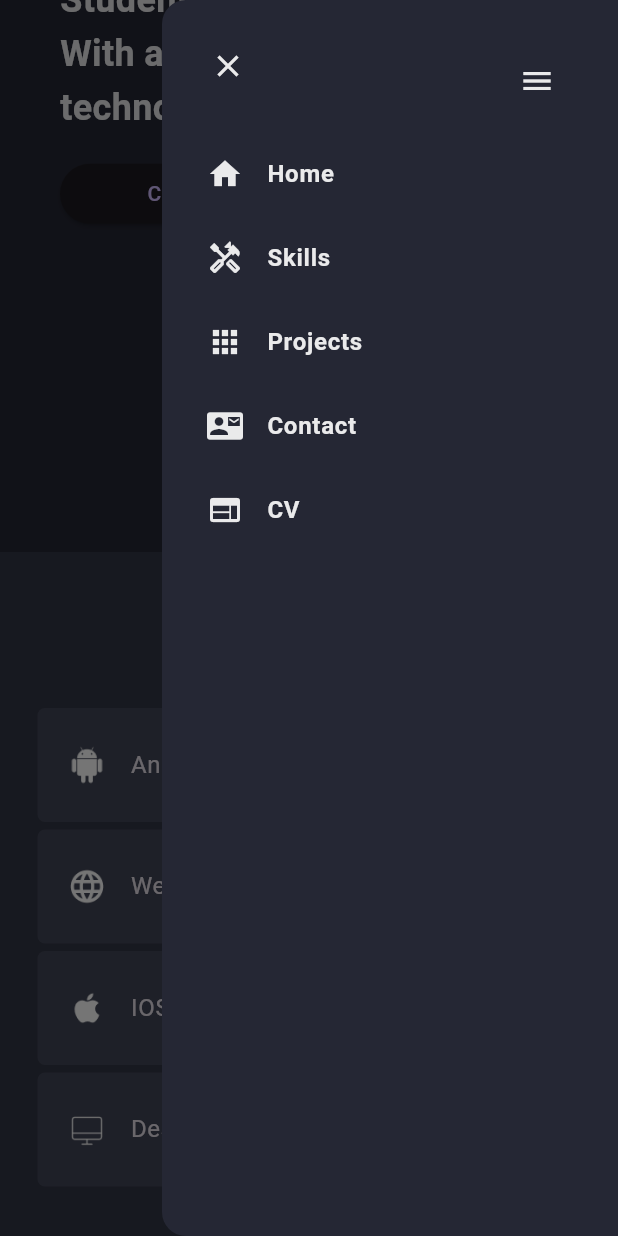
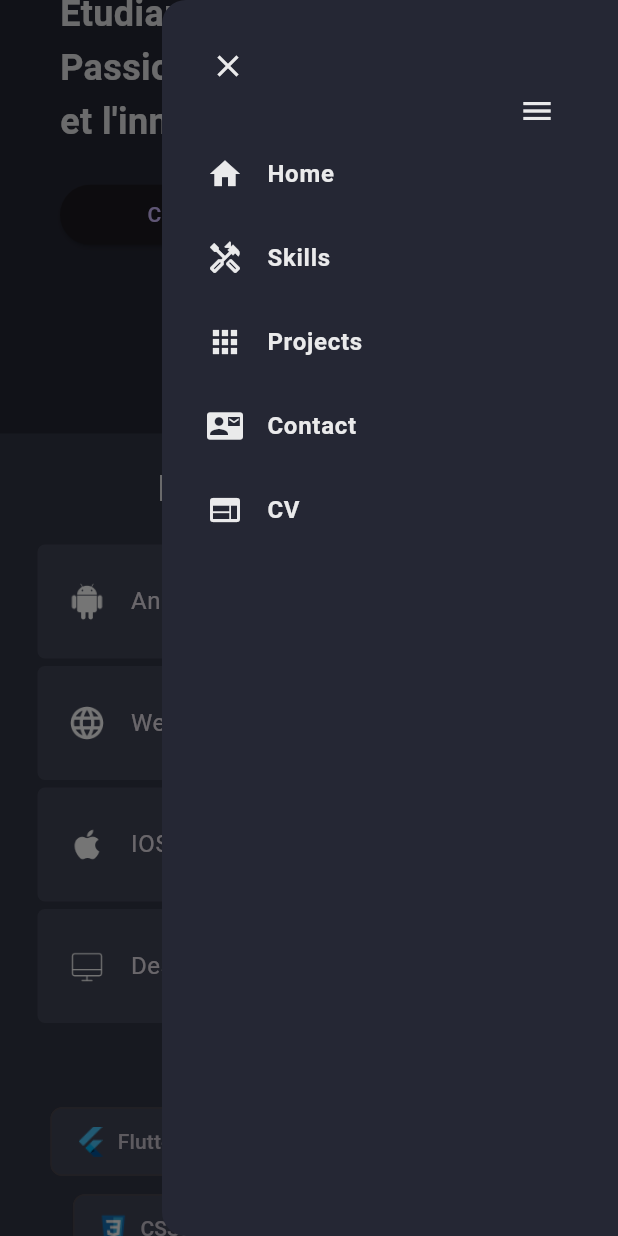
Before and after one commit to FaresMasmoudi/personal-cv-flutter, a Flutter app: the screen it shows after launch, scrolled down 576 dp, after a tap on the "menu" icon, on a phone screen of 412 x 824 dp. Run offline on Flutter 3.47's test engine with Material 3 defaults, Android fonts, the light colour scheme and no system bars; missing offline and left inert: flutter_webview_plugin.

Commit message:
fixed main home page height and app structure

```diff
--- a/lib/constants/size.dart
+++ /dev/null
@@ -1,2 +0,0 @@
-const double kMinDesktopWidth = 600.0;
-const double kMedDesktopWidth = 800.0;
--- a/lib/pages/home_page.dart
+++ b/lib/pages/home_page.dart
@@ -1,7 +1,7 @@
 import 'package:flutter/material.dart';
 import 'package:personalcv/constants/colors.dart';
 import 'package:personalcv/constants/contact_links.dart';
-import 'package:personalcv/widgets/contact.section.dart';
+import 'package:personalcv/widgets/contact_section.dart';
 import 'package:personalcv/widgets/header.dart';
 import 'package:personalcv/widgets/main.dart';
 import 'package:personalcv/widgets/projects_section.dart';
@@ -45,16 +45,14 @@
               child: Column(
                 children: [
                   SizedBox(key: navbarKeys[0]),
-                  // MAIN
+                  // Accueil
                   Header(
                     onLogoTap: () {},
-                    onMenuTap: () {
-                      scaffoldKey.currentState?.openEndDrawer();
-                    },
                   ),
-                  // const MainDesktop(),
+
                   const Main(),
-                  // SKILLS
+
+                  // Compétences
 
                   Container(
                     key: navbarKeys[1],
@@ -66,34 +64,34 @@
                       children: [
                         //title
                         Text(
-                          "What I can do",
+                          "Mes compétences",
                           style: TextStyle(
                             fontSize: 24,
                             fontWeight: FontWeight.bold,
                             color: CustomColor.whitePrimary,
                           ),
                         ),
-                        SizedBox(height: 50),
+                        SizedBox(height: 20),
                         // platforms and skills
                         Skills(),
                       ],
                     ),
                   ),
                   const SizedBox(height: 30),
-                  // PROJECTS
+                  // Projets
                   ProjectsSection(key: navbarKeys[2]),
 
                   const SizedBox(height: 30),
-                  // CONTACT
+                  // Contact
                   ContactSection(key: navbarKeys[3]),
-                  // FOOTER
+                  // Footer
                   const Footer(),
                 ],
               ),
             ),
           ),
           Positioned(
-            top: 30.0,
+            top: 50.0,
             right: 30.0,
             child: IconButton(
               icon: const Icon(Icons.menu, color: CustomColor.whitePrimary),
--- a/lib/widgets/contact.section.dart
+++ b/lib/widgets/contact_section.dart
@@ -1,5 +1,4 @@
 import 'package:flutter/material.dart';
-import 'package:personalcv/constants/size.dart';
 import 'package:personalcv/widgets/web_view_screen.dart';
 
 import '../constants/colors.dart';
@@ -27,20 +26,26 @@
           const SizedBox(height: 50),
           ConstrainedBox(
               constraints: const BoxConstraints(maxWidth: 700, maxHeight: 100),
-              child: LayoutBuilder(
-                builder: (context, constraints) {
-                  if (constraints.maxWidth >= kMinDesktopWidth) {
-                    return buildNameEmailFieldDesktop();
-                  } else {
-                    return buildNameEmailFieldMobile();
-                  }
-                },
+              child: const Column(
+                children: [
+                  // nom
+                  Flexible(
+                      child: CustomTextField(
+                    hintText: 'Votre nom',
+                  )),
+                  SizedBox(height: 15),
+                  //email
+                  Flexible(
+                      child: CustomTextField(
+                    hintText: 'Votre email',
+                  ))
+                ],
               )),
           const SizedBox(height: 15),
           // message
           ConstrainedBox(
             constraints: const BoxConstraints(maxWidth: 700),
-            child: CustomTextField(
+            child: const CustomTextField(
               hintText: 'Votre message',
               maxLines: 16,
             ),
@@ -144,22 +149,4 @@
       ],
     );
   }
-
-  Column buildNameEmailFieldMobile() {
-    return Column(
-      children: [
-        // nom
-        Flexible(
-            child: CustomTextField(
-          hintText: 'Votre nom',
-        )),
-        const SizedBox(height: 15),
-        //email
-        Flexible(
-            child: CustomTextField(
-          hintText: 'Votre email',
-        ))
-      ],
-    );
-  }
 }
--- a/lib/widgets/header.dart
+++ b/lib/widgets/header.dart
@@ -4,26 +4,20 @@
 import '../styles/style.dart';
 
 class Header extends StatelessWidget {
-  const Header({super.key, this.onLogoTap, this.onMenuTap});
+  const Header({super.key, this.onLogoTap});
 
   final VoidCallback? onLogoTap;
-  final VoidCallback? onMenuTap;
 
   @override
   Widget build(BuildContext context) {
     return Container(
       height: 50,
-      margin: const EdgeInsets.fromLTRB(40, 5, 20, 5),
+      margin: const EdgeInsets.fromLTRB(40, 50, 20, 5),
       decoration: kHeaderDecoration,
       child: Row(
         children: [
           SiteLogo(
             onTap: onLogoTap,
-          ),
-          const Spacer(),
-          IconButton(
-            onPressed: onMenuTap,
-            icon: const Icon(Icons.menu),
           ),
           const SizedBox(width: 15),
         ],
--- a/lib/widgets/main.dart
+++ b/lib/widgets/main.dart
@@ -9,11 +9,9 @@
   Widget build(BuildContext context) {
     final screenSize = MediaQuery.of(context).size;
     final screenWidth = screenSize.width;
-    final screenHeight = screenSize.height;
     return Container(
         margin: const EdgeInsets.symmetric(horizontal: 40, vertical: 30),
-        height: screenHeight,
-        constraints: const BoxConstraints(minHeight: 560),
+        constraints: const BoxConstraints(minHeight: 700),
         child: Column(
           mainAxisAlignment: MainAxisAlignment.start,
           crossAxisAlignment: CrossAxisAlignment.start,
@@ -25,7 +23,7 @@
             ),
             const SizedBox(height: 30),
             const Text(
-              "Hi, \nI'm Fares Masmoudi\nA Software Engineering Student\nWith a strong passion for technology and innovation",
+              "Bonjour, \nJe suis Fares Masmoudi\nÉtudiant Ingénieur\nPassionné par la technologie et l'innovation",
               style: TextStyle(
                 fontSize: 24,
                 height: 1.5,
@@ -33,7 +31,7 @@
                 color: CustomColor.whitePrimary,
               ),
             ),
-            const SizedBox(height: 15),
+            const SizedBox(height: 20),
             SizedBox(
               width: 190,
               child: ElevatedButton(
@@ -41,10 +39,6 @@
                 child: const Text("Contact Me"),
               ),
             ),
-
-            //intro text
-
-            // contact button
           ],
         ));
   }
--- a/lib/widgets/project_card.dart
+++ b/lib/widgets/project_card.dart
@@ -16,7 +16,7 @@
   Widget build(BuildContext context) {
     return Container(
       clipBehavior: Clip.antiAlias,
-      height: 290,
+      height: 350,
       width: 260,
       decoration: BoxDecoration(
         color: CustomColor.bgLight2,
@@ -54,55 +54,22 @@
             child: Row(
               children: [
                 const Text(
-                  'Availble on',
+                  'Voir sur Github',
                   style: TextStyle(
                       color: CustomColor.yellowSecondary, fontSize: 10),
                 ),
                 const Spacer(),
-                if (project.androidLink != null)
                 InkWell(
                   onTap: () {
                     Navigator.push(
                       context,
                       MaterialPageRoute(
                         builder: (context) =>
-                              WebViewScreen(url: project.androidLink!),
+                            WebViewScreen(url: project.githubLink!),
                       ),
                     );
                   },
-                    child: Image.asset('assets/android_icon.png', width: 19),
-                  ),
-                if (project.iosLink != null)
-                  Padding(
-                    padding: const EdgeInsets.only(left: 6),
-                    child: InkWell(
-                      onTap: () {
-                        Navigator.push(
-                          context,
-                          MaterialPageRoute(
-                            builder: (context) =>
-                                WebViewScreen(url: project.iosLink!),
-                          ),
-                        );
-                      },
-                      child: Image.asset('assets/ios_icon.png', width: 17),
-                    ),
-                  ),
-                if (project.webLink != null)
-                  Padding(
-                    padding: const EdgeInsets.only(left: 6),
-                    child: InkWell(
-                      onTap: () {
-                        Navigator.push(
-                          context,
-                          MaterialPageRoute(
-                            builder: (context) =>
-                                WebViewScreen(url: project.webLink!),
-                          ),
-                        );
-                      },
-                      child: Image.asset('assets/web_icon.png', width: 17),
-                    ),
+                  child: Image.asset('assets/github.png', width: 19),
                 ),
               ],
             ),
--- a/lib/widgets/projects_section.dart
+++ b/lib/widgets/projects_section.dart
@@ -14,20 +14,18 @@
       width: screenWidth,
       padding: const EdgeInsets.fromLTRB(25, 20, 25, 60),
       child: Column(
-          mainAxisSize: MainAxisSize.min,
         children: [
-            // work projects title
+          // Work projects title
           const Text(
-              "Work projects",
+            "Mes projets",
             style: TextStyle(
               fontSize: 24,
               fontWeight: FontWeight.bold,
               color: CustomColor.whitePrimary,
             ),
           ),
-
           const SizedBox(height: 50),
-            // work project cards
+          // Work projects cards
           ConstrainedBox(
             constraints: const BoxConstraints(maxWidth: 900),
             child: Wrap(
@@ -41,33 +39,8 @@
               ],
             ),
           ),
-            const SizedBox(height: 80),
-            // work projects title
-            const Text(
-              "Hobby projects",
-              style: TextStyle(
-                fontSize: 24,
-                fontWeight: FontWeight.bold,
-                color: CustomColor.whitePrimary,
-              ),
-            ),
-
-            const SizedBox(height: 50),
-            // hobby project cards
-            ConstrainedBox(
-              constraints: const BoxConstraints(maxWidth: 900),
-              child: Wrap(
-                spacing: 25,
-                runSpacing: 25,
-                children: [
-                  for (int i = 0; i < hobbyProjectUtils.length; i++)
-                    ProjectCardWidget(
-                      project: hobbyProjectUtils[i],
-                    ),
         ],
       ),
-            )
-          ],
-        ));
+    );
   }
 }
```
Also changed, not shown: lib/utils/project_utils.dart (+6 -69 lines). Lines whose indentation alone changed are shown as unchanged.
